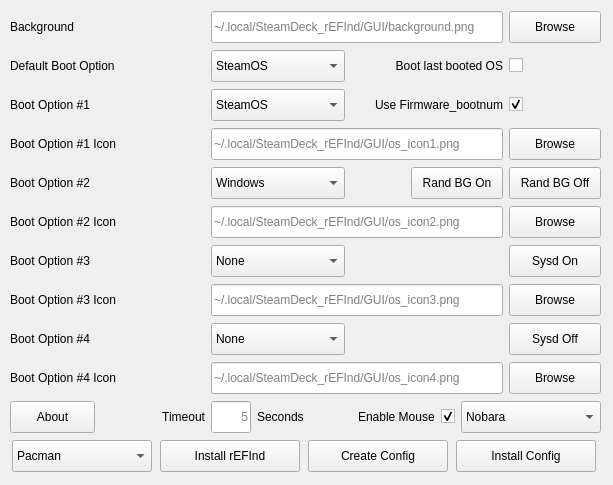
Qt form GUI/src/mainwindow.ui (jlobue10/SteamDeck_rEFInd) before a commit.
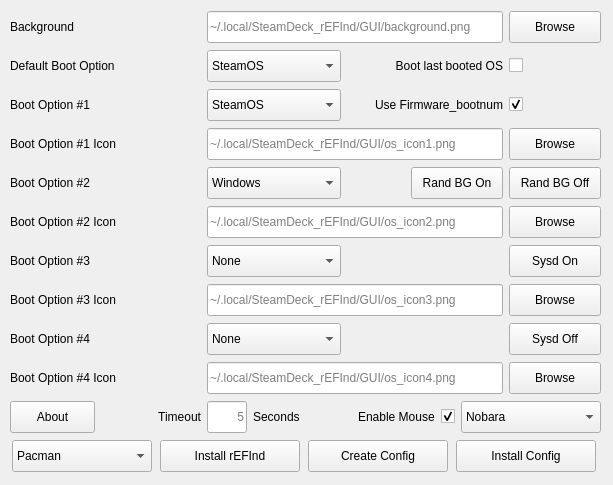
The same form after that commit. Icons and pictures are not drawn.

Patch:
```diff
--- a/GUI/src/mainwindow.ui
+++ b/GUI/src/mainwindow.ui
@@ -30,7 +30,7 @@
     <normaloff>/home/deck/.local/SteamDeck_rEFInd/GUI/SteamDeck_rEFInd.png</normaloff>/home/deck/.local/SteamDeck_rEFInd/GUI/SteamDeck_rEFInd.png</iconset>
   </property>
   <widget class="QWidget" name="centralwidget">
-   <widget class="QWidget" name="">
+   <widget class="QWidget" name="layoutWidget">
     <property name="geometry">
      <rect>
       <x>10</x>
@@ -40,22 +40,6 @@
      </rect>
     </property>
     <layout class="QGridLayout" name="gridLayout_2">
-     <item row="0" column="0">
-      <widget class="QLabel" name="Background_label">
-       <property name="minimumSize">
-        <size>
-         <width>74</width>
-         <height>18</height>
-        </size>
-       </property>
-       <property name="text">
-        <string>Background</string>
-       </property>
-       <property name="textFormat">
-        <enum>Qt::AutoText</enum>
-       </property>
-      </widget>
-     </item>
      <item row="0" column="5">
       <widget class="QPushButton" name="Background_pushButton">
        <property name="minimumSize">
@@ -154,19 +138,6 @@
        </property>
       </widget>
      </item>
-     <item row="2" column="0">
-      <widget class="QLabel" name="Boot_Option_01_Label">
-       <property name="minimumSize">
-        <size>
-         <width>94</width>
-         <height>32</height>
-        </size>
-       </property>
-       <property name="text">
-        <string>Boot Option #1</string>
-       </property>
-      </widget>
-     </item>
      <item row="2" column="2" colspan="2">
       <widget class="QComboBox" name="Boot_Option_01_comboBox">
        <property name="minimumSize">
@@ -294,19 +265,6 @@
        </property>
       </widget>
      </item>
-     <item row="4" column="0">
-      <widget class="QLabel" name="Boot_Option_02_label">
-       <property name="minimumSize">
-        <size>
-         <width>94</width>
-         <height>32</height>
-        </size>
-       </property>
-       <property name="text">
-        <string>Boot Option #2</string>
-       </property>
-      </widget>
-     </item>
      <item row="4" column="2" colspan="2">
       <widget class="QComboBox" name="Boot_Option_02_comboBox">
        <property name="minimumSize">
@@ -437,19 +395,6 @@
        </property>
       </widget>
      </item>
-     <item row="6" column="0">
-      <widget class="QLabel" name="Boot_Option_03_label">
-       <property name="minimumSize">
-        <size>
-         <width>94</width>
-         <height>32</height>
-        </size>
-       </property>
-       <property name="text">
-        <string>Boot Option #3</string>
-       </property>
-      </widget>
-     </item>
      <item row="6" column="2" colspan="2">
       <widget class="QComboBox" name="Boot_Option_03_comboBox">
        <property name="minimumSize">
@@ -563,19 +508,6 @@
        </property>
       </widget>
      </item>
-     <item row="8" column="0">
-      <widget class="QLabel" name="Boot_Option_04_label">
-       <property name="minimumSize">
-        <size>
-         <width>94</width>
-         <height>32</height>
-        </size>
-       </property>
-       <property name="text">
-        <string>Boot Option #4</string>
-       </property>
-      </widget>
-     </item>
      <item row="8" column="2" colspan="2">
       <widget class="QComboBox" name="Boot_Option_04_comboBox">
        <property name="minimumSize">
@@ -1075,6 +1007,74 @@
        </property>
       </widget>
      </item>
+     <item row="8" column="0" colspan="2">
+      <widget class="QLabel" name="Boot_Option_04_label">
+       <property name="minimumSize">
+        <size>
+         <width>94</width>
+         <height>32</height>
+        </size>
+       </property>
+       <property name="text">
+        <string>Boot Option #4</string>
+       </property>
+      </widget>
+     </item>
+     <item row="6" column="0" colspan="2">
+      <widget class="QLabel" name="Boot_Option_03_label">
+       <property name="minimumSize">
+        <size>
+         <width>94</width>
+         <height>32</height>
+        </size>
+       </property>
+       <property name="text">
+        <string>Boot Option #3</string>
+       </property>
+      </widget>
+     </item>
+     <item row="4" column="0" colspan="2">
+      <widget class="QLabel" name="Boot_Option_02_label">
+       <property name="minimumSize">
+        <size>
+         <width>94</width>
+         <height>32</height>
+        </size>
+       </property>
+       <property name="text">
+        <string>Boot Option #2</string>
+       </property>
+      </widget>
+     </item>
+     <item row="2" column="0" colspan="2">
+      <widget class="QLabel" name="Boot_Option_01_Label">
+       <property name="minimumSize">
+        <size>
+         <width>94</width>
+         <height>32</height>
+        </size>
+       </property>
+       <property name="text">
+        <string>Boot Option #1</string>
+       </property>
+      </widget>
+     </item>
+     <item row="0" column="0" colspan="2">
+      <widget class="QLabel" name="Background_label">
+       <property name="minimumSize">
+        <size>
+         <width>74</width>
+         <height>18</height>
+        </size>
+       </property>
+       <property name="text">
+        <string>Background</string>
+       </property>
+       <property name="textFormat">
+        <enum>Qt::AutoText</enum>
+       </property>
+      </widget>
+     </item>
     </layout>
    </widget>
   </widget>
```
Left out of the diff: 2 changed lines with no effect on the pictures.
